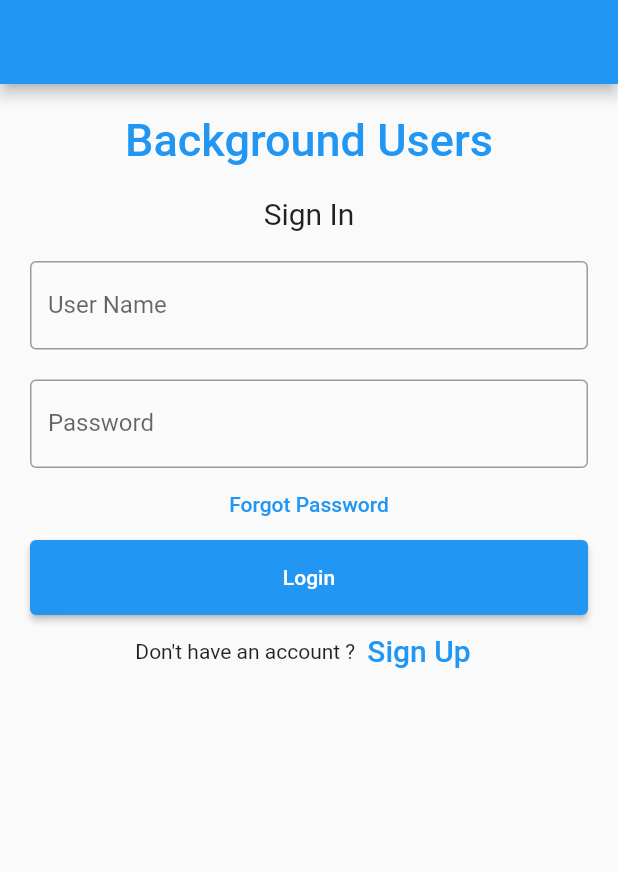
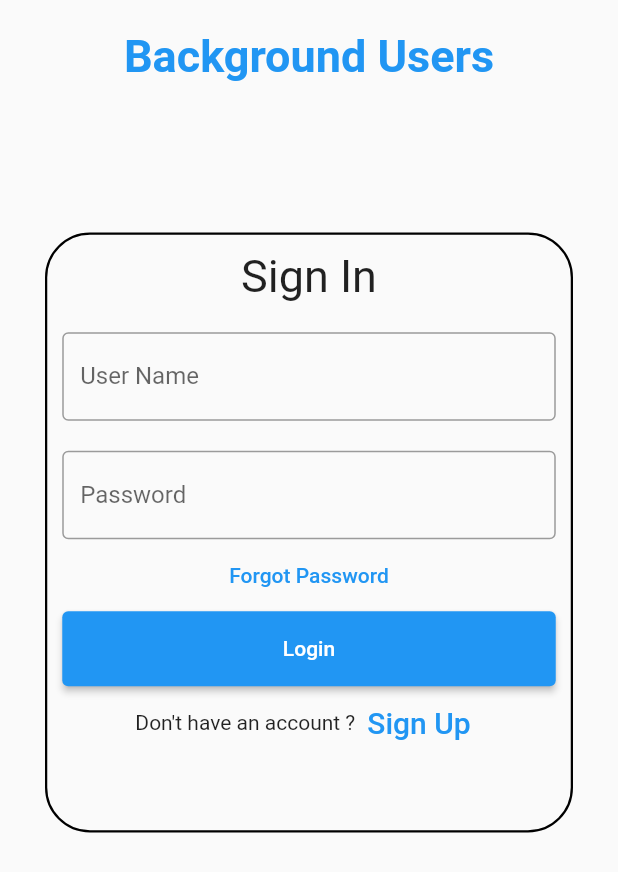
Before and after one commit to moh7dali/background_users, a Flutter app: the screen it shows after launch, on a phone screen of 412 x 824 dp. Shown: the top 872 px of the screen. Run offline on Flutter 3.47's test engine with Material 2 defaults, Android fonts, the phone set to English and light mode, and no system bars; our stand-ins replace cloud_firestore, firebase_auth, firebase_core, google_fonts; accounts and stored records are empty; Roboto replaces fonts that are missing (Prata).

Commit message:
add: Login Style

```diff
--- a/lib/Screens/sign_in.dart
+++ b/lib/Screens/sign_in.dart
@@ -2,6 +2,7 @@ import 'package:background_users/Screens/home.dart';
 import 'package:background_users/Screens/sign_up.dart';
 import 'package:firebase_auth/firebase_auth.dart';
 import 'package:flutter/material.dart';
+import 'package:google_fonts/google_fonts.dart';
 
 class Sign_in extends StatefulWidget {
   const Sign_in({super.key});
@@ -17,7 +18,6 @@ class _Sign_inState extends State<Sign_in> {
   @override
   Widget build(BuildContext context) {
     return Scaffold(
-        appBar: AppBar(),
         body: Padding(
             padding: const EdgeInsets.all(10),
             child: ListView(
@@ -25,19 +25,31 @@ class _Sign_inState extends State<Sign_in> {
                 Container(
                     alignment: Alignment.center,
                     padding: const EdgeInsets.all(10),
-                    child: const Text(
-                      'Background Users',
-                      style: TextStyle(
-                          color: Colors.blue,
-                          fontWeight: FontWeight.w500,
-                          fontSize: 30),
-                    )),
+                    child: Text('Background Users',
+                        style: GoogleFonts.prata(
+                            fontWeight: FontWeight.bold,
+                            fontSize: 30,
+                            color: Colors.blue))),
+                Padding(
+                  padding:
+                      const EdgeInsets.only(top: 90.0, right: 20, left: 20),
+                  child: Container(
+                    width: 200,
+                    height: 400,
+                    decoration: BoxDecoration(
+                      border: Border.all(width: 1.5),
+                      borderRadius: BorderRadius.all(Radius.circular(
+                              30.0) //                 <--- border radius here
+                          ),
+                    ),
+                    child: Column(
+                      children: [
                         Container(
                             alignment: Alignment.center,
                             padding: const EdgeInsets.all(10),
                             child: const Text(
                               'Sign In',
-                      style: TextStyle(fontSize: 20),
+                              style: TextStyle(fontSize: 30),
                             )),
                         Container(
                           padding: const EdgeInsets.all(10),
@@ -70,15 +82,17 @@ class _Sign_inState extends State<Sign_in> {
                         ),
                         Container(
                             height: 50,
+                            width: double.infinity,
                             padding: const EdgeInsets.fromLTRB(10, 0, 10, 0),
                             child: ElevatedButton(
                               child: const Text('Login'),
                               onPressed: () async {
                                 try {
-                          FirebaseAuth AuthObject = FirebaseAuth.instance;
+                                  FirebaseAuth AuthObject =
+                                      FirebaseAuth.instance;
 
-                          UserCredential mysignupcre =
-                              await AuthObject.signInWithEmailAndPassword(
+                                  UserCredential mysignupcre = await AuthObject
+                                      .signInWithEmailAndPassword(
                                           email: nameController.text,
                                           password: passwordController.text);
                                   us_id = mysignupcre.user!.uid;
@@ -89,7 +103,9 @@ class _Sign_inState extends State<Sign_in> {
                                   ));
                                 } catch (e) {
                                   ScaffoldMessenger.of(context).showSnackBar(
-                              SnackBar(content: Text("Sorry something wrong")));
+                                      SnackBar(
+                                          content:
+                                              Text("Sorry something wrong")));
                                 }
                               },
                             )),
@@ -113,6 +129,10 @@ class _Sign_inState extends State<Sign_in> {
                           mainAxisAlignment: MainAxisAlignment.center,
                         ),
                       ],
+                    ),
+                  ),
+                ),
+              ],
             )));
   }
 }
--- a/pubspec.yaml
+++ b/pubspec.yaml
@@ -40,6 +40,7 @@ dependencies:
   firebase_auth: ^4.1.0
   cloud_firestore: ^4.0.3
   google_fonts: ^3.0.1
+  lottie: ^1.4.3
 
 dev_dependencies:
   flutter_test:
```
Also changed, not shown: pubspec.lock. Lines whose indentation alone changed are shown as unchanged.
